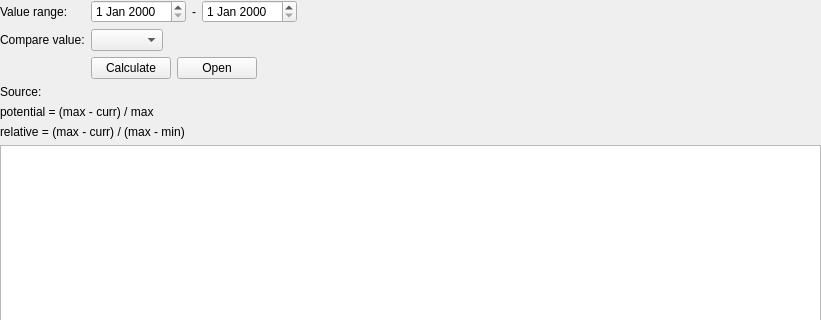
Old version of the form src/stockmonitor/ui/widget/tool/minmaxwidget.ui in the repository anetczuk/stock-monitor; both pictures show x 0 to 821 and y 0 to 320 of the 821 by 666 pixel window.
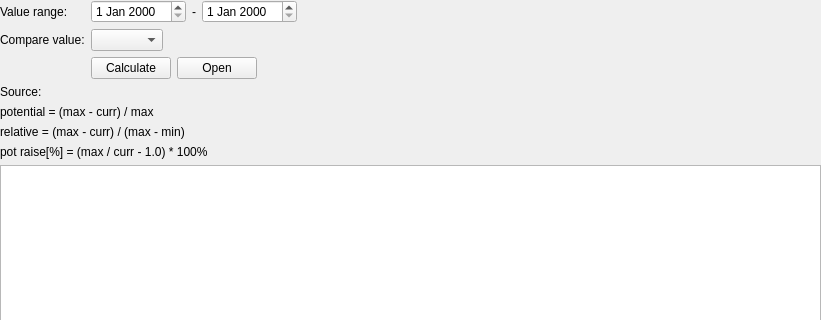
New version of the form. Custom widgets are drawn as their Qt base class.

The edit to the form file:
```diff
--- a/src/stockmonitor/ui/widget/tool/minmaxwidget.ui
+++ b/src/stockmonitor/ui/widget/tool/minmaxwidget.ui
@@ -13,7 +13,7 @@
   <property name="windowTitle">
    <string>MinMax</string>
   </property>
-  <layout class="QVBoxLayout" name="verticalLayout" stretch="0,0,0,0">
+  <layout class="QVBoxLayout" name="verticalLayout" stretch="0,0,0,0,0">
    <property name="leftMargin">
     <number>0</number>
    </property>
@@ -156,6 +156,13 @@
      </property>
     </widget>
    </item>
+   <item>
+    <widget class="QLabel" name="label_3">
+     <property name="text">
+      <string>pot raise[%] = (max / curr - 1.0) * 100%</string>
+     </property>
+    </widget>
+   </item>
    <item>
     <widget class="ToolStockTable" name="dataTable"/>
    </item>
```
